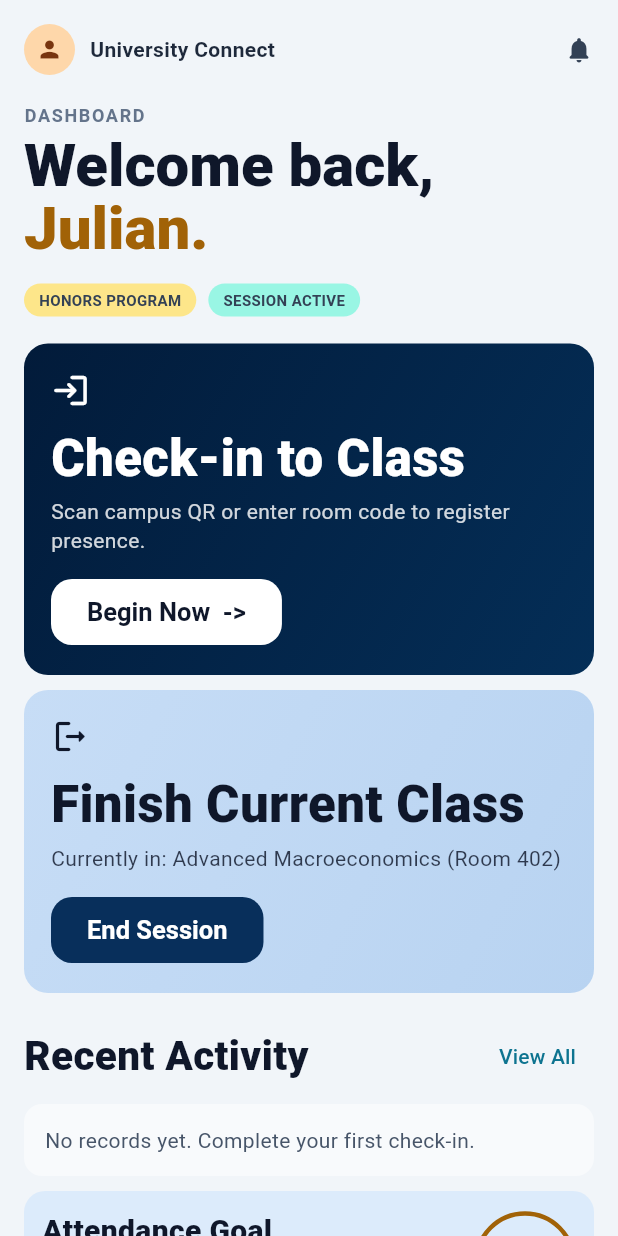
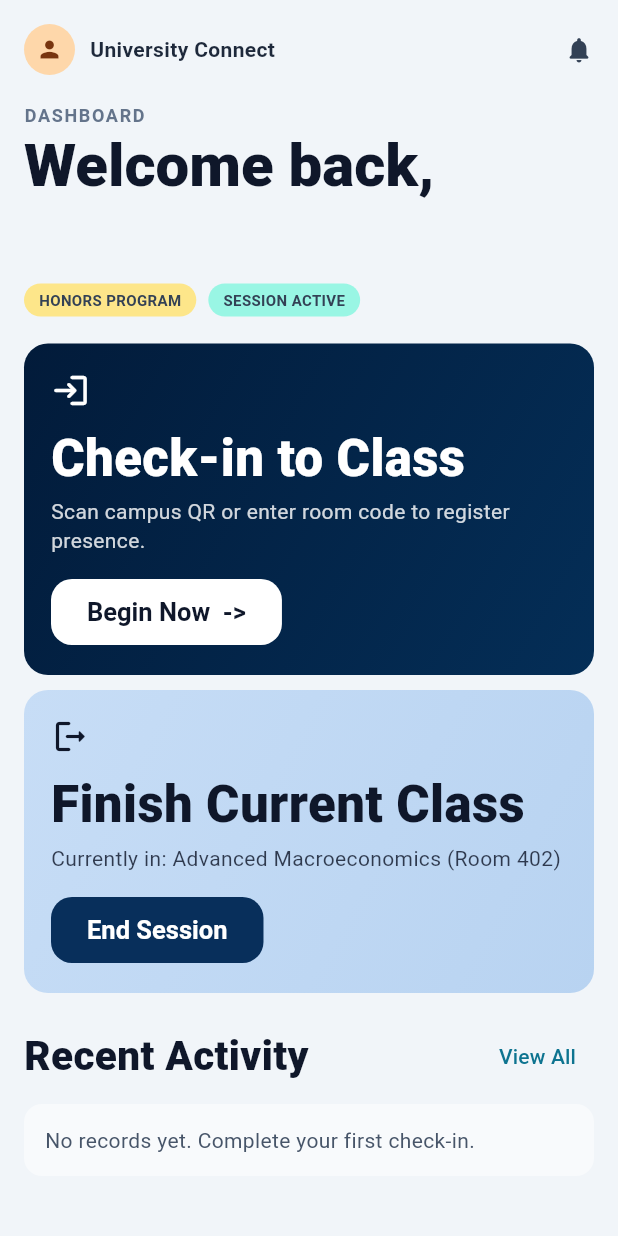
Before and after one commit to 6731503083-pablo/smart-class-checkin-app, a Flutter app: the screen it shows after launch, on a phone screen of 412 x 824 dp. Run offline on Flutter 3.47's test engine with Material 3 defaults, Android fonts, the phone set to English and light mode, and no system bars; our stand-ins replace firebase_core, geocoding, geolocator, permission_handler, sqflite; missing offline and left inert: mobile_scanner; accounts and stored records are empty; Roboto replaces fonts that are missing (Segoe UI).

```diff
--- a/lib/screens/home_screen.dart
+++ b/lib/screens/home_screen.dart
@@ -93,10 +93,7 @@ class _HomeScreenState extends State<HomeScreen> {
                 ),
                 children: [
                   TextSpan(text: 'Welcome back,\n'),
-                  TextSpan(
-                    text: 'Julian.',
-                    style: TextStyle(color: Color(0xFFA16207)),
-                  ),
+
                 ],
               ),
             ),
@@ -168,7 +165,7 @@ class _HomeScreenState extends State<HomeScreen> {
                 ),
               ),
             const SizedBox(height: 10),
-            const _GoalCard(),
+
           ],
         ),
       ),
@@ -384,61 +381,6 @@ class _ActivityRow extends StatelessWidget {
   }
 }
 
-class _GoalCard extends StatelessWidget {
-  const _GoalCard();
-
-  @override
-  Widget build(BuildContext context) {
-    return Container(
-      padding: const EdgeInsets.all(12),
-      decoration: BoxDecoration(
-        color: const Color(0xFFDCEBFB),
-        borderRadius: BorderRadius.circular(14),
-      ),
-      child: Row(
-        children: [
-          const Expanded(
-            child: Column(
-              crossAxisAlignment: CrossAxisAlignment.start,
-              children: [
-                Text(
-                  'Attendance Goal',
-                  style: TextStyle(
-                    fontSize: 20,
-                    fontWeight: FontWeight.w800,
-                    color: Color(0xFF0F172A),
-                  ),
-                ),
-                SizedBox(height: 4),
-                Text(
-                  'You are at 94% attendance this semester. Keep it up!',
-                  style: TextStyle(color: Color(0xFF334155), height: 1.35),
-                ),
-              ],
-            ),
-          ),
-          Container(
-            width: 68,
-            height: 68,
-            alignment: Alignment.center,
-            decoration: BoxDecoration(
-              shape: BoxShape.circle,
-              border: Border.all(color: const Color(0xFFA16207), width: 3),
-            ),
-            child: const Text(
-              '94%',
-              style: TextStyle(
-                fontSize: 18,
-                fontWeight: FontWeight.w800,
-                color: Color(0xFF78350F),
-              ),
-            ),
-          ),
-        ],
-      ),
-    );
-  }
-}
 
 class _EmptyActivityCard extends StatelessWidget {
   const _EmptyActivityCard();
```
Also changed, not shown: 1 other file.
